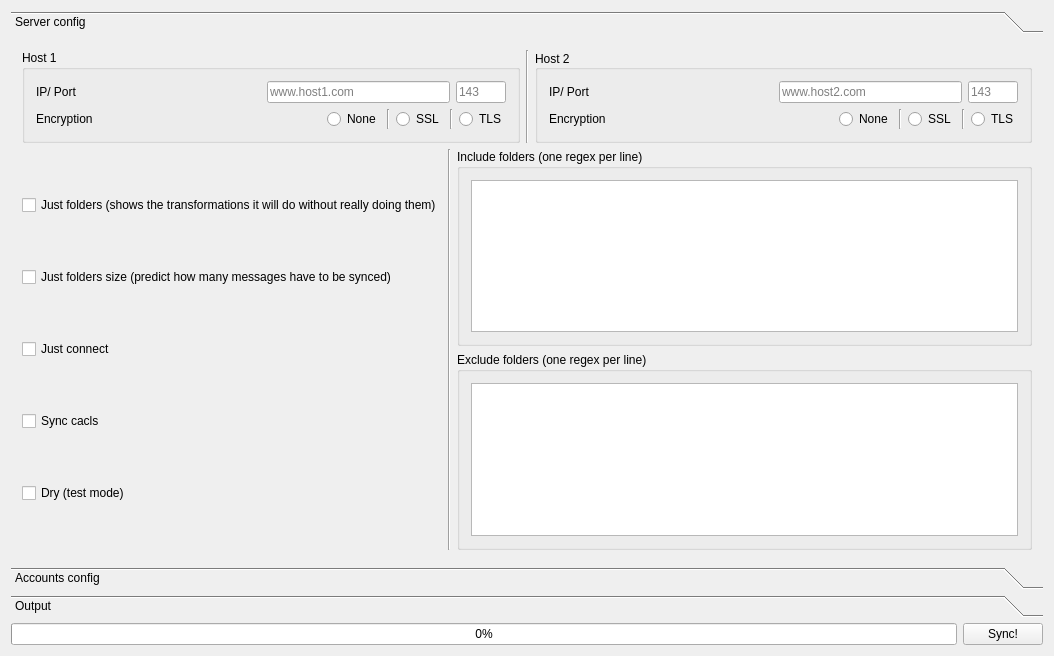
Before: the Qt Designer form imapsync_ui.ui in alexandernst/imapsync_ui, drawn with Qt 5.
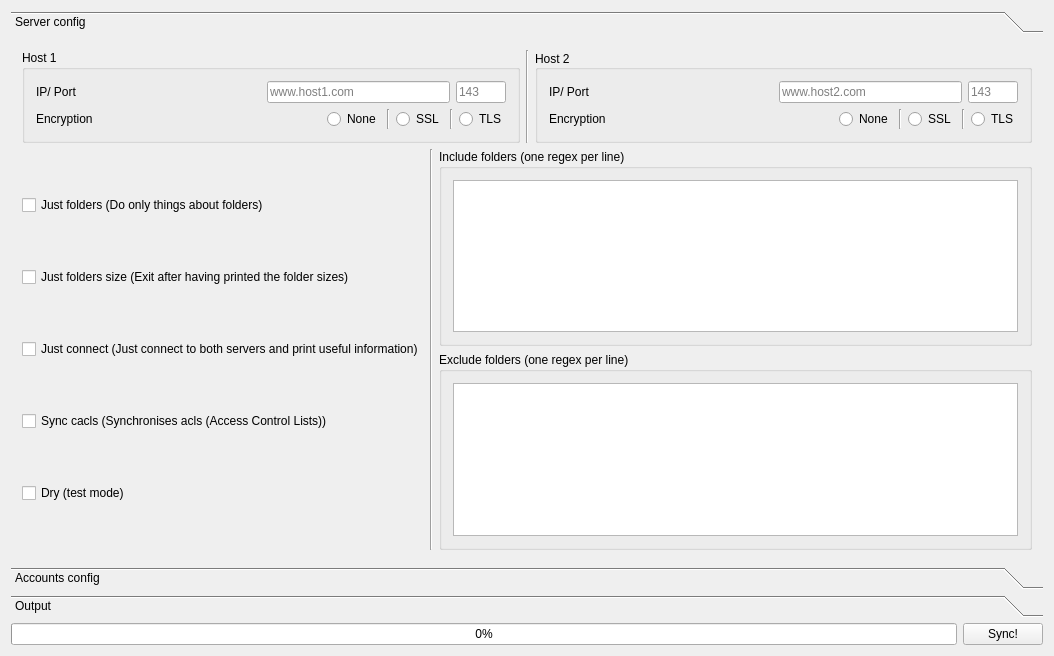
After: the same form once the commit is applied.

Commit message: WIP on included/excluded folders

What changed in the file:
```diff
--- a/imapsync_ui.ui
+++ b/imapsync_ui.ui
@@ -332,28 +332,28 @@
                 <item>
                  <widget class="QCheckBox" name="justfolders">
                   <property name="text">
-                   <string>Just folders (shows the transformations it will do without really doing them)</string>
+                   <string>Just folders (Do only things about folders)</string>
                   </property>
                  </widget>
                 </item>
                 <item>
                  <widget class="QCheckBox" name="justfoldersizes">
                   <property name="text">
-                   <string>Just folders size (predict how many messages have to be synced)</string>
+                   <string>Just folders size (Exit after having printed the folder sizes)</string>
                   </property>
                  </widget>
                 </item>
                 <item>
                  <widget class="QCheckBox" name="justconnect">
                   <property name="text">
-                   <string>Just connect</string>
+                   <string>Just connect (Just connect to both servers and print useful information)</string>
                   </property>
                  </widget>
                 </item>
                 <item>
                  <widget class="QCheckBox" name="syncacls">
                   <property name="text">
-                   <string>Sync cacls</string>
+                   <string>Sync cacls (Synchronises acls (Access Control Lists))</string>
                   </property>
                  </widget>
                 </item>
```
Left out of the diff: 10 changed lines with no effect on the pictures. The commit also changes 1 other file.
